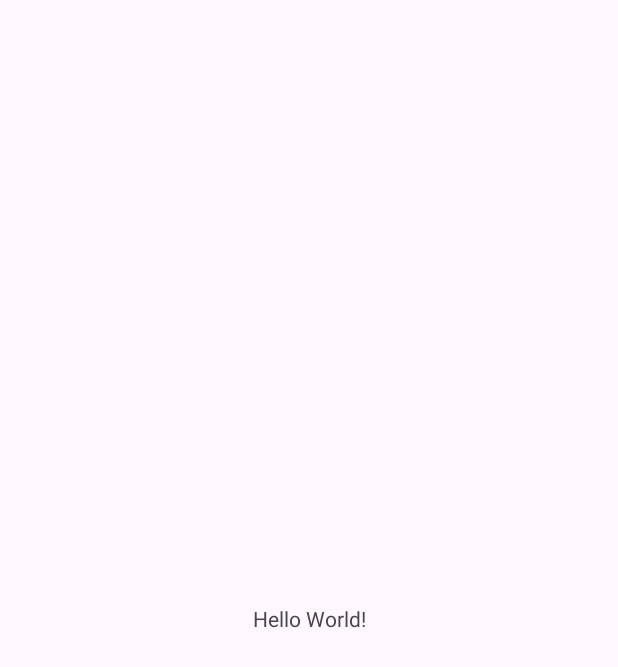
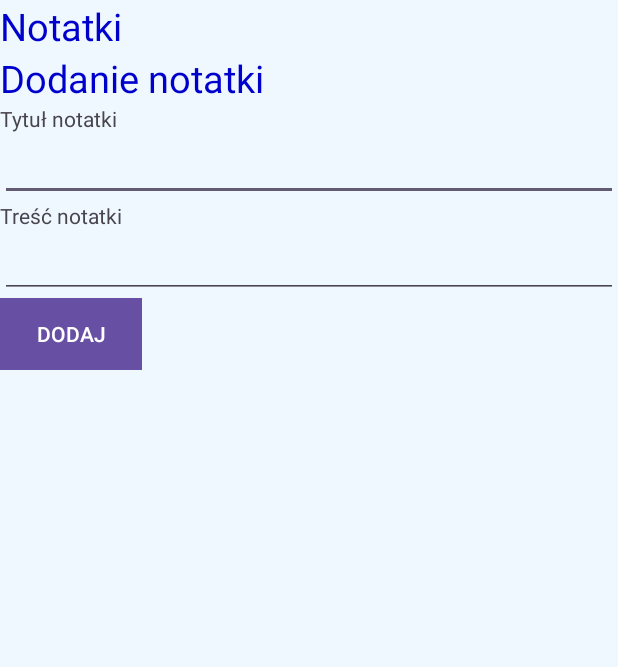
Before and after one commit to IgorCiezkowski/inf04-2026-06-02, an Android app: the screen it shows after launch (MainActivity), on a phone screen of 412 x 824 dp. Before the commit the part shown is almost empty. Shown: the top 667 px of the screen. Run offline under Robolectric (Android 15) with nearby library versions, the phone set to English and light mode, and no system bars.

Commit message:
Zroboiony layout

```diff
--- a/app/src/main/res/layout/activity_main.xml
+++ b/app/src/main/res/layout/activity_main.xml
@@ -1,19 +1,71 @@
 <?xml version="1.0" encoding="utf-8"?>
-<androidx.constraintlayout.widget.ConstraintLayout xmlns:android="http://schemas.android.com/apk/res/android"
+<LinearLayout xmlns:android="http://schemas.android.com/apk/res/android"
     xmlns:app="http://schemas.android.com/apk/res-auto"
     xmlns:tools="http://schemas.android.com/tools"
     android:id="@+id/main"
     android:layout_width="match_parent"
     android:layout_height="match_parent"
-    tools:context=".MainActivity">
+    tools:context=".MainActivity"
+    android:background="#F0F8FF"
+    android:orientation="vertical">
 
     <TextView
         android:layout_width="wrap_content"
         android:layout_height="wrap_content"
-        android:text="Hello World!"
-        app:layout_constraintBottom_toBottomOf="parent"
-        app:layout_constraintEnd_toEndOf="parent"
-        app:layout_constraintStart_toStartOf="parent"
-        app:layout_constraintTop_toTopOf="parent" />
+        android:text="Notatki"
+        android:textSize="25sp"
+        android:textColor="#0000CD"
+        />
+    <ListView
+        android:id="@+id/lista"
+        android:layout_width="match_parent"
+        android:layout_height="wrap_content">
+        <!--<LinearLayout
+            android:id="@+id/layout"
+            android:layout_width="wrap_content"
+            android:layout_height="wrap_content">
+            <TextView
+                android:layout_width="wrap_content"
+                android:layout_height="wrap_content"
+                android:textSize="15sp"
+                />
+        </LinearLayout>-->
+    </ListView>
+    <TextView
+        android:layout_width="wrap_content"
+        android:layout_height="wrap_content"
+        android:text="Dodanie notatki"
+        android:textSize="25sp"
+        android:textColor="#0000CD"
+        />
+    <TextView
+        android:layout_width="wrap_content"
+        android:layout_height="wrap_content"
+        android:text="Tytuł notatki"
+        android:labelFor="@+id/tytul"/>
 
-</androidx.constraintlayout.widget.ConstraintLayout>
+    <EditText
+        android:id="@+id/tytul"
+        android:layout_width="match_parent"
+        android:layout_height="wrap_content"
+        android:ems="10"
+        android:inputType="text"/>
+    <TextView
+        android:layout_width="wrap_content"
+        android:layout_height="wrap_content"
+        android:text="Treść notatki"
+        android:labelFor="@+id/tresc"/>
+
+    <EditText
+        android:id="@+id/tresc"
+        android:layout_width="match_parent"
+        android:layout_height="wrap_content"
+        android:ems="10"
+        android:inputType="text"/>
+    <Button
+        android:layout_width="wrap_content"
+        android:layout_height="wrap_content"
+        android:text="DODAJ"
+        android:background="#0000CD"
+        />
+</LinearLayout>
```
Also changed, not shown: app/src/main/java/com/example/inf0420260602/MainActivity.java (+14 -0 lines).
